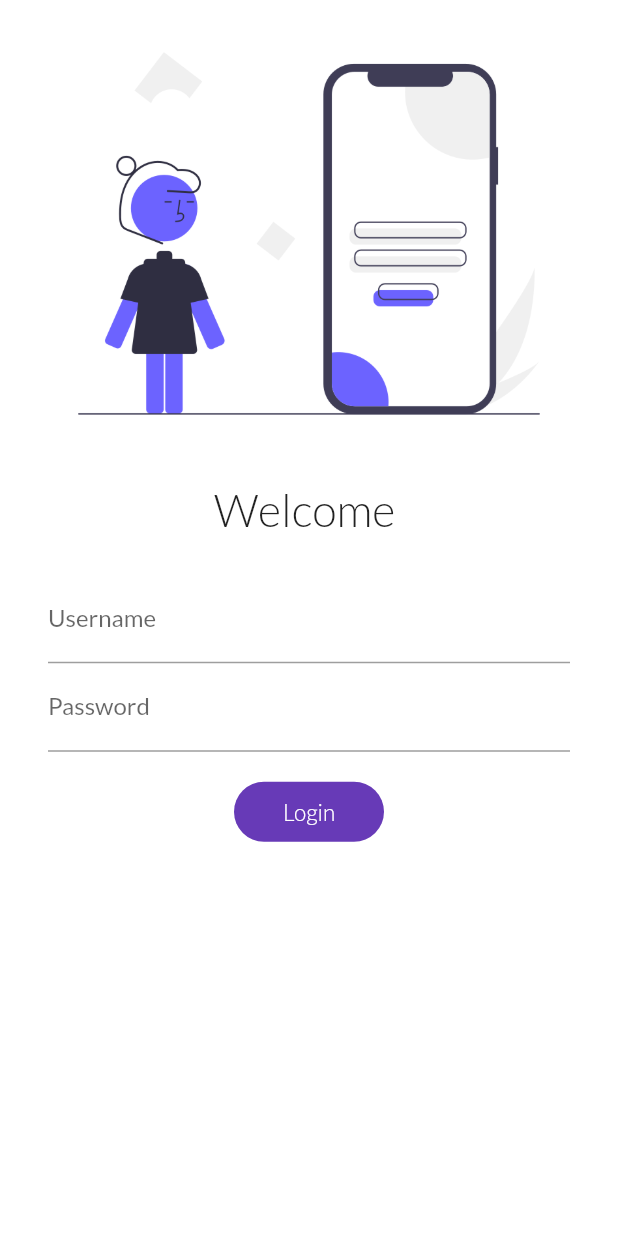
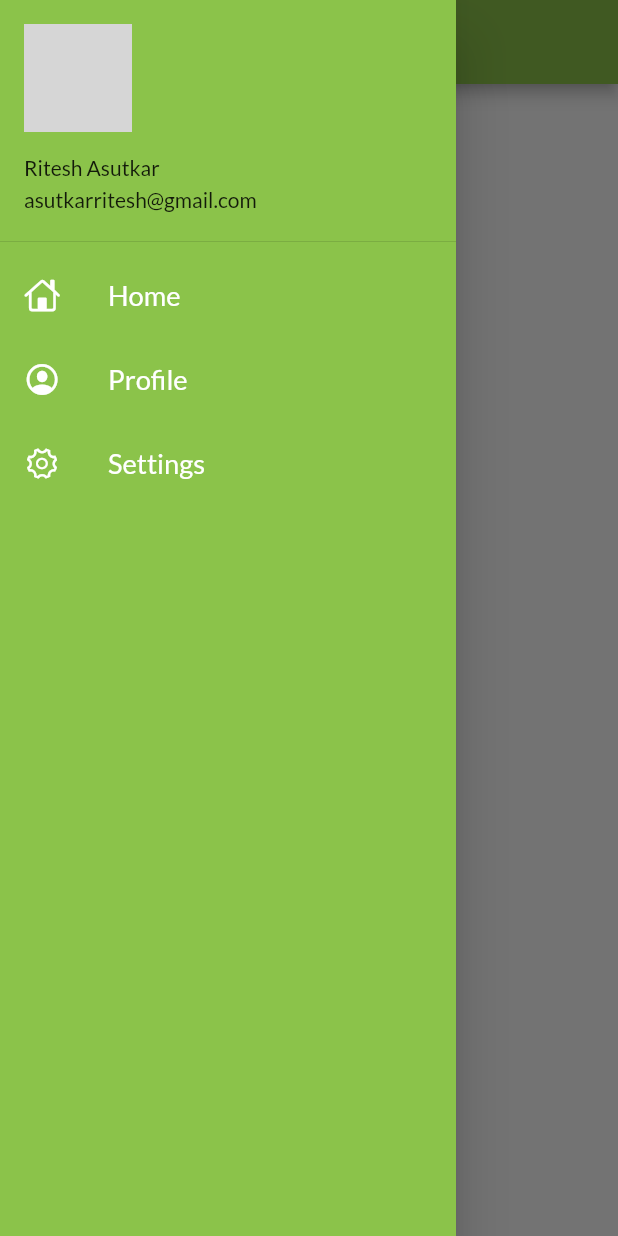
Before and after one commit to ZxCrocky/flutter_catalog, a Flutter app: the screen it shows after launch, with the side drawer open (before the commit the screen has no drawer), on a phone screen of 412 x 824 dp. Run offline on Flutter 3.47's test engine with Material 2 defaults, Android fonts, the phone set to English and light mode, and no system bars; our stand-ins replace google_fonts; network calls fail; grey boxes are pictures that could not be loaded.

Commit message:
day 9 completed

```diff
--- a/lib/main.dart
+++ b/lib/main.dart
@@ -23,7 +23,7 @@ class MyWidget extends StatelessWidget {
       darkTheme: ThemeData(
         brightness: Brightness.dark,
       ),
-      initialRoute: "/",
+      initialRoute:MyRoutes.homeRoute,
       routes: {
         "/": (context) => LoginPage(),
         MyRoutes.homeRoute: (context) => HomePage(),
--- a/lib/pages/home_page.dart
+++ b/lib/pages/home_page.dart
@@ -1,4 +1,6 @@
 import 'package:flutter/material.dart';
+
+import '../widgets/drawer.dart';
 
 class HomePage extends StatelessWidget {
   const HomePage({Key? key}) : super(key: key);
@@ -14,7 +16,7 @@ class HomePage extends StatelessWidget {
       body: Center(
         child: Text("Welcome to $days days of flutter "),
       ),
-      drawer: const Drawer(),
+      drawer:MyDrawer(),
     );
   }
 }
--- a/lib/pages/login_page.dart
+++ b/lib/pages/login_page.dart
@@ -79,7 +79,7 @@ class _LoginPageState extends State<LoginPage> {
                       if (value!.isEmpty) {
                         return "Password can't be empty";
                       } else if (value.length < 6) {
-                        return "Password length should be more than 4";
+                        return "Password length should not be less than 6R";
                       }
 
                       return null;
--- /dev/null
+++ b/lib/widgets/drawer.dart
@@ -0,0 +1,69 @@
+import 'package:flutter/cupertino.dart';
+import 'package:flutter/material.dart';
+
+class MyDrawer extends StatelessWidget {
+  @override
+  Widget build(BuildContext context) {
+    const profileimageurl="https://images.newscientist.com/wp-content/uploads/2022/04/06095721/SEI_97255809.jpg?crop=4:3,smart&width=1200&height=900&upscale=true";
+    return Drawer(
+      child: Container(
+        color: Colors.lightGreen,
+        child: ListView(
+          padding: EdgeInsets.zero,
+          children:  const [
+            DrawerHeader(
+              padding: EdgeInsets.zero,
+              child: UserAccountsDrawerHeader(
+                margin: EdgeInsets.zero,
+                accountName: Text("Ritesh Asutkar"),
+                accountEmail: Text("asutkarritesh@gmail.com"),
+                currentAccountPicture: CircleAvatar(
+                  backgroundImage: NetworkImage(profileimageurl),
+                ),
+              )
+            ),
+            ListTile(
+              leading: Icon(
+                CupertinoIcons.home,
+                color: Colors.white,
+              ),
+              title: Text(
+                "Home",
+                textScaleFactor: 1.3,
+                style: TextStyle(
+                  color: Colors.white,
+                ),
+              ),
+            ),
+            ListTile(
+              leading: Icon(
+                CupertinoIcons.profile_circled,
+                color: Colors.white,
+              ),
+              title: Text(
+                "Profile",
+                textScaleFactor: 1.3,
+                style: TextStyle(
+                  color: Colors.white,
+                ),
+              ),
+            ),
+            ListTile(
+              leading: Icon(
+                CupertinoIcons.gear, //can use settings or settings_solid
+                color: Colors.white,
+              ),
+              title: Text(
+                "Settings",
+                textScaleFactor: 1.3,
+                style: TextStyle(
+                  color: Colors.white,
+                ),
+              ),
+            ),
+          ],
+        ),
+      ),
+    );
+  }
+}
```
